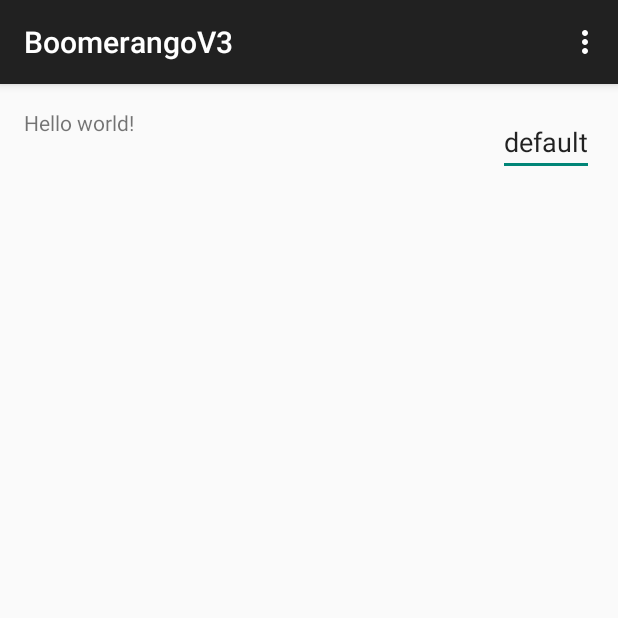
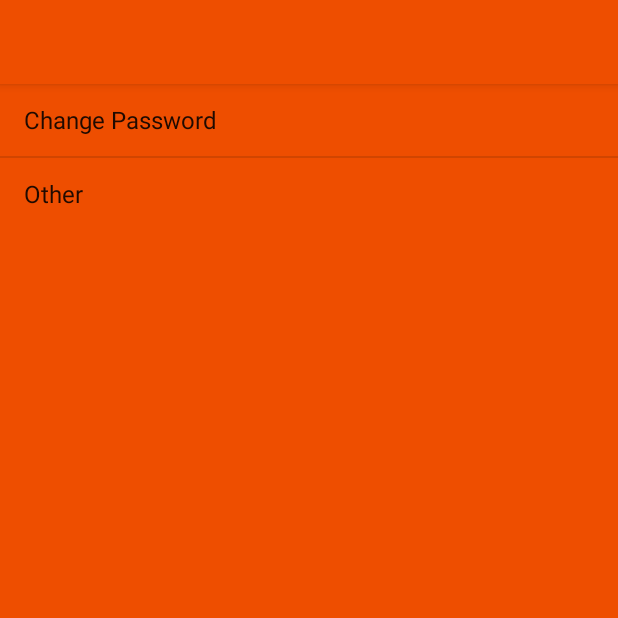
Before and after one commit to rajinder-raj/BoomerangoV3, an Android app: the MainActivity screen opened directly, with no data from a screen before it, in the options menu, after a tap on "Settings", on a phone screen of 412 x 824 dp, the top half of it. Run offline under Robolectric (Android 15) with nearby library versions, the phone set to English and light mode, and no system bars.

Commit message:
Kim 02/24/2016

```diff
--- a/app/src/main/java/boom/boomerangov3/MainActivity.java
+++ b/app/src/main/java/boom/boomerangov3/MainActivity.java
@@ -1,9 +1,8 @@
 package boom.boomerangov3;
 
 import android.content.Intent;
-import android.content.SharedPreferences;
 import android.os.Bundle;
-import android.support.v7.app.ActionBarActivity;
+import android.support.v7.app.AppCompatActivity;
 import android.view.Menu;
 import android.view.MenuItem;
 import android.widget.EditText;
@@ -11,7 +10,7 @@ import android.widget.EditText;
 /*
     Original code from http://sourcey.com/beautiful-android-login-and-signup-screens-with-material-design/
  */
-public class MainActivity extends ActionBarActivity {
+public class MainActivity extends AppCompatActivity {
     private String EMAIL = "default";
 
     @Override
@@ -68,6 +67,8 @@ public class MainActivity extends ActionBarActivity {
 
         //noinspection SimplifiableIfStatement
         if (id == R.id.action_settings) {
+            item.setIntent(new Intent(this, SettingsActivity.class));
+            startActivity(item.getIntent());
             return true;
         }
 
--- a/app/src/main/java/boom/boomerangov3/SettingsActivity.java
+++ b/app/src/main/java/boom/boomerangov3/SettingsActivity.java
@@ -1 +1,41 @@
 package boom.boomerangov3;
+
+import android.os.Bundle;
+import android.support.v7.app.AppCompatActivity;
+import android.view.View;
+import android.widget.AdapterView;
+import android.widget.ArrayAdapter;
+import android.widget.ListView;
+import android.widget.Toast;
+
+public class SettingsActivity extends AppCompatActivity {
+    private ListView list;
+
+    protected void onCreate(Bundle savedInstanceState) {
+        super.onCreate(savedInstanceState);
+        setContentView(R.layout.activity_settings);
+
+        String[] values = new String[]{"Change Password", "Other"};
+
+        list = (ListView)findViewById(R.id.list);
+
+        ArrayAdapter<String> adapter = new ArrayAdapter<String>(this,
+                android.R.layout.simple_list_item_1, values);
+        list.setAdapter(adapter);
+
+        list.setOnItemClickListener(new AdapterView.OnItemClickListener() {
+            @Override
+            public void onItemClick(AdapterView<?> parent, View view, int position, long id) {
+                int itemPosition = position;
+
+                String itemValue = (String)list.getItemAtPosition(itemPosition);
+
+                Toast.makeText(getApplicationContext(),
+                        "Position :"+ itemPosition+"  ListItem : " +itemValue , Toast.LENGTH_LONG)
+                        .show();
+            }
+        });
+
+        }
+
+    }
--- /dev/null
+++ b/app/src/main/res/layout/activity_settings.xml
@@ -0,0 +1,14 @@
+<?xml version="1.0" encoding="utf-8"?>
+<LinearLayout xmlns:android="http://schemas.android.com/apk/res/android"
+    android:orientation="horizontal" android:layout_width="match_parent"
+    android:layout_height="match_parent"
+    android:clickable="false"
+    android:showDividers="end">
+
+    <ListView
+        android:id="@+id/list"
+        android:layout_width="match_parent"
+        android:layout_height="wrap_content">
+    </ListView>
+
+</LinearLayout>
--- a/app/src/main/res/values/strings.xml
+++ b/app/src/main/res/values/strings.xml
@@ -1,5 +1,5 @@
 <resources>
-    <string name="app_name">BoomerangoV3</string>
+    <string name="app_name">Boomerango</string>
     <string name="action_settings">Settings</string>
 
     <string name="email">Email Address</string>
--- a/app/src/main/res/values/styles.xml
+++ b/app/src/main/res/values/styles.xml
@@ -3,6 +3,18 @@
     <!-- Base application theme. -->
     <style name="AppTheme" parent="Theme.AppCompat.Light.DarkActionBar">
         <!-- Customize your theme here. -->
+        <item name="colorPrimary">@color/primary</item>
+        <item name="colorPrimaryDark">@color/primary_dark</item>
+        <item name="colorAccent">@color/accent</item>
+
+        <item name="android:windowBackground">@color/primary</item>
+
+        <item name="colorControlNormal">@color/iron</item>
+        <item name="colorControlActivated">@color/white</item>
+        <item name="colorControlHighlight">@color/white</item>
+        <item name="android:textColorHint">@color/iron</item>
+
+        <item name="colorButtonNormal">@color/primary_darker</item>
     </style>
 
     <style name="AppTheme.Dark" parent="Theme.AppCompat.NoActionBar">
@@ -18,7 +30,6 @@
         <item name="android:textColorHint">@color/iron</item>
 
         <item name="colorButtonNormal">@color/primary_darker</item>
-        <item name="android:colorButtonNormal">@color/primary_darker</item>
     </style>
 
     <style name="AppTheme.Dark.Dialog" parent="Theme.AppCompat.Dialog">
```
Also changed, not shown: app/src/main/AndroidManifest.xml (+19 -1 lines).
